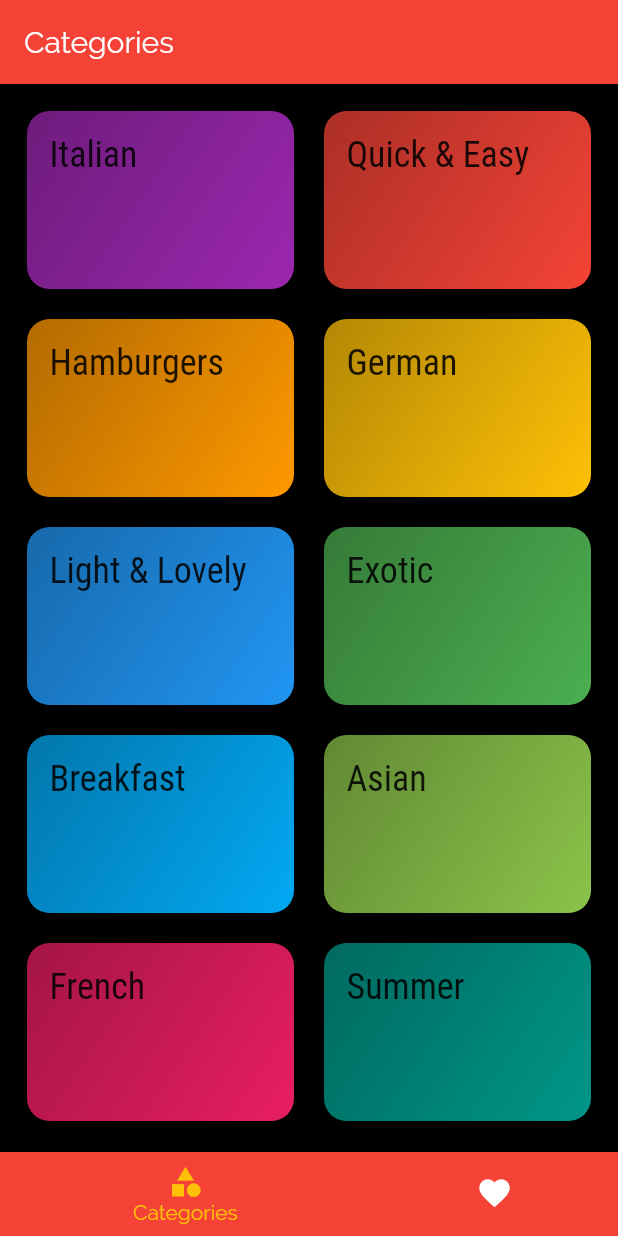
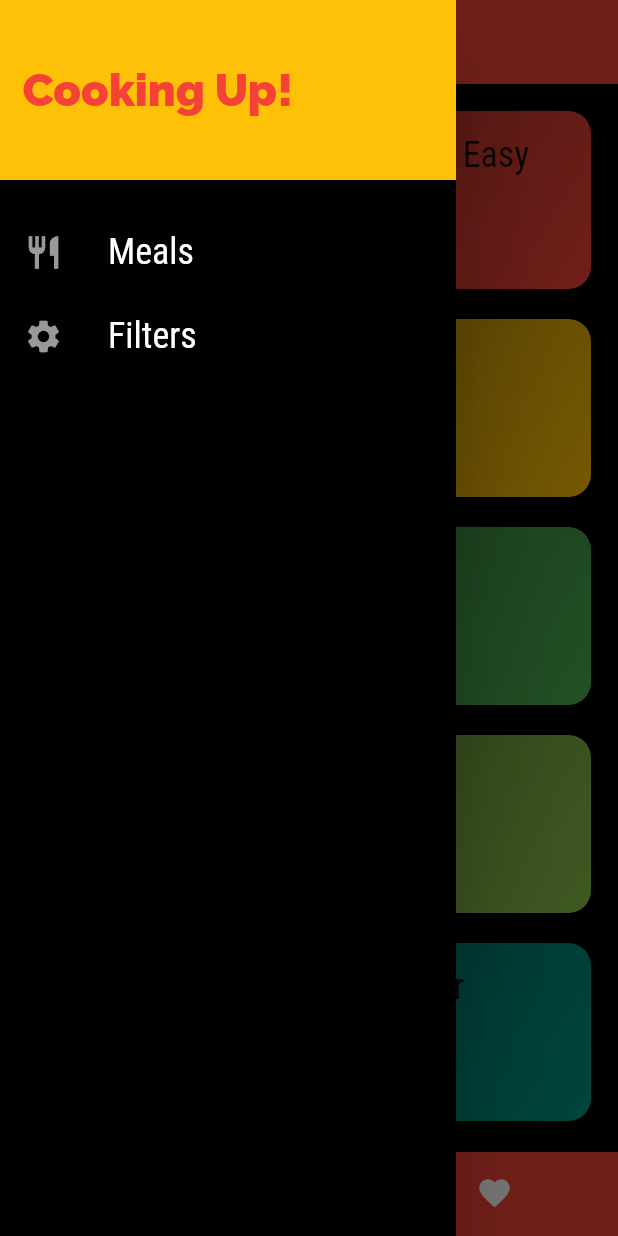
Before and after one commit to kesharaJayasinghe/mealsapp, a Flutter app: the screen it shows after launch, with the side drawer open (before the commit the screen has no drawer), on a phone screen of 412 x 824 dp. Run offline on Flutter 3.47's test engine with Material 2 defaults, Android fonts, the phone set to English and light mode, and no system bars.

Commit message:
Added drawer

```diff
--- a/lib/screens/tabs_screen.dart
+++ b/lib/screens/tabs_screen.dart
@@ -1,6 +1,7 @@
 import 'package:flutter/material.dart';
 import 'package:mealsapp/screens/categories_screen.dart';
 import 'package:mealsapp/screens/favourites_screen.dart';
+import 'package:mealsapp/widgets/main_drawer.dart';
 
 class TabsScreen extends StatefulWidget {
   @override
@@ -8,9 +9,15 @@ class TabsScreen extends StatefulWidget {
 }
 
 class _TabsScreenState extends State<TabsScreen> {
-  List<Map<String, Object>> _pages = [
-    {'page': CategoriesScreen(), 'title': 'Categories'},
-    {'page': FavouritesScreen(), 'title': 'Your Favourite'},
+  final List<Map<String, Object>> _pages = [
+    {
+      'page': CategoriesScreen(),
+      'title': 'Categories',
+    },
+    {
+      'page': FavouritesScreen(),
+      'title': 'Favourites',
+    },
   ];
 
   int _selectedPageIndex = 0;
@@ -25,8 +32,11 @@ class _TabsScreenState extends State<TabsScreen> {
   Widget build(BuildContext context) {
     return Scaffold(
       appBar: AppBar(
-        title: Text(_pages[_selectedPageIndex]['title']),
+        title: Text(
+          _pages[_selectedPageIndex]['title'],
+        ),
       ),
+      drawer: MainDrawer(),
       body: _pages[_selectedPageIndex]['page'],
       bottomNavigationBar: BottomNavigationBar(
         onTap: _selectPage,
--- /dev/null
+++ b/lib/widgets/main_drawer.dart
@@ -0,0 +1,50 @@
+import 'package:flutter/material.dart';
+
+class MainDrawer extends StatelessWidget {
+  Widget buildListTile(String title, IconData icon) {
+    return ListTile(
+      leading: Icon(
+        icon,
+        size: 26,
+        color: Colors.white60,
+      ),
+      title: Text(
+        title,
+        style: TextStyle(
+            fontFamily: 'RobotoCondensed',
+            fontSize: 24,
+            fontWeight: FontWeight.normal,
+            color: Colors.white),
+      ),
+      onTap: () {},
+    );
+  }
+
+  @override
+  Widget build(BuildContext context) {
+    return Drawer(
+      elevation: 30,
+      child: Column(
+        children: [
+          Container(
+            height: 120,
+            width: double.infinity,
+            padding: EdgeInsets.all(15),
+            alignment: Alignment.centerLeft,
+            color: Theme.of(context).accentColor,
+            child: Text(
+              'Cooking Up!',
+              style: TextStyle(
+                  fontWeight: FontWeight.w900,
+                  fontSize: 30,
+                  color: Theme.of(context).primaryColor),
+            ),
+          ),
+          SizedBox(height: 20),
+          buildListTile('Meals', Icons.restaurant),
+          buildListTile('Filters', Icons.settings),
+        ],
+      ),
+    );
+  }
+}
```
